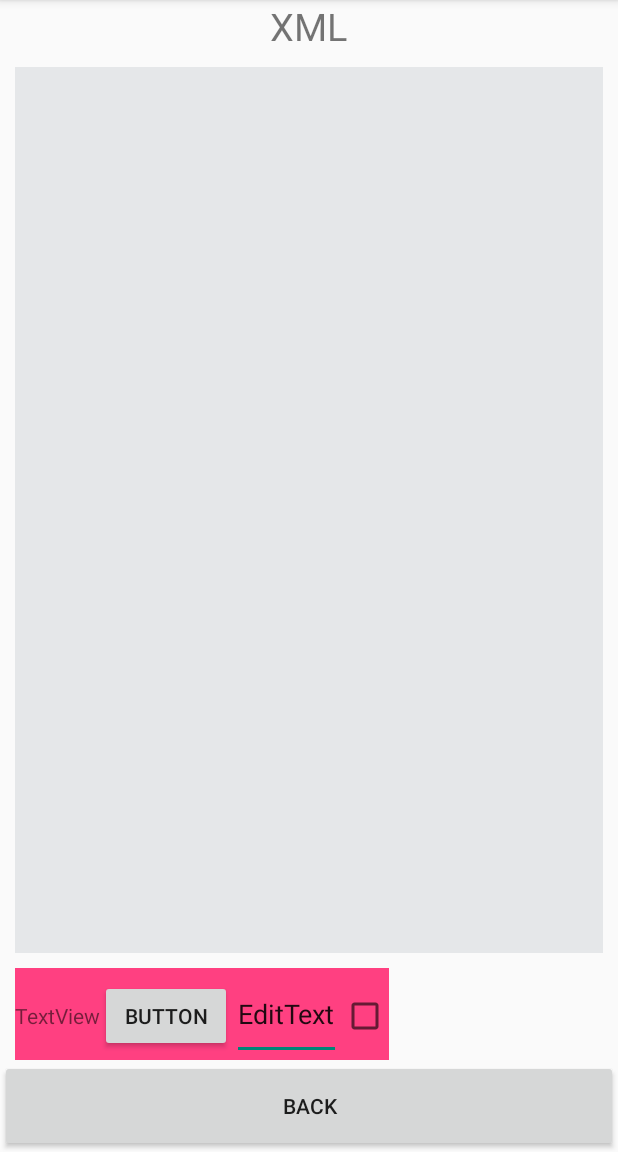
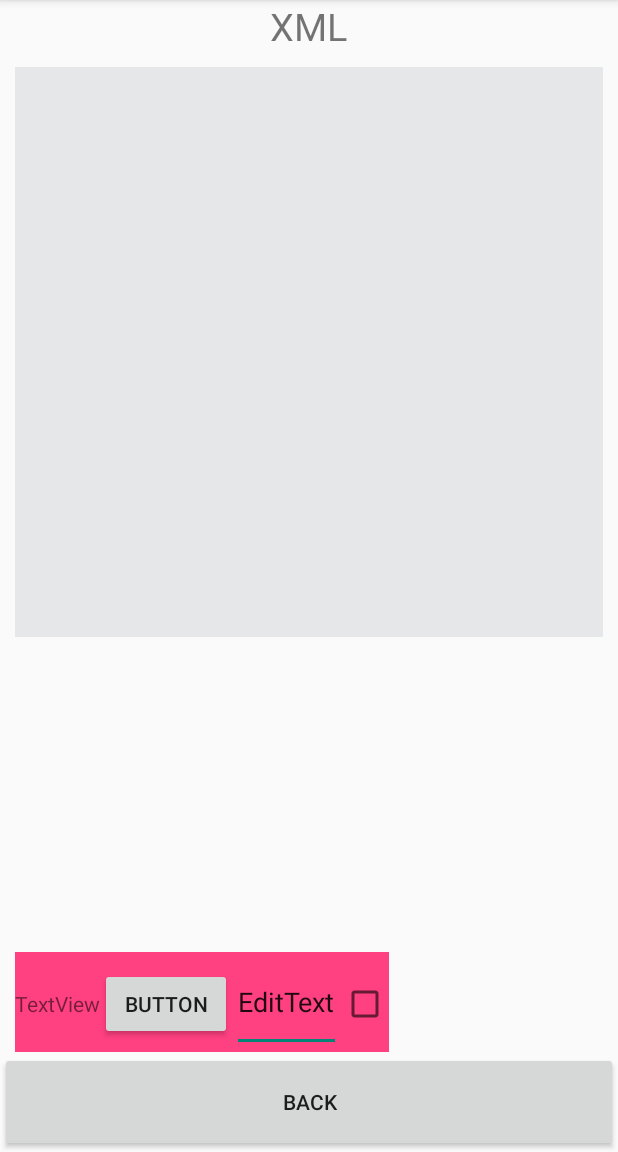
Before and after one commit to yxsoong/IS3261-Project, an Android app: the Lesson1Activity screen opened directly, with no data from a screen before it, on a phone screen of 412 x 824 dp, the part 84-1236 px from its top. Run offline under Robolectric (Android 15) with nearby library versions, the phone set to English and light mode, and no system bars.

Commit message:
a lot of edits

```diff
--- a/AndroidAcademy/app/src/main/java/com/yxsoong/project/androidacademy/Lesson1Activity.java
+++ b/AndroidAcademy/app/src/main/java/com/yxsoong/project/androidacademy/Lesson1Activity.java
@@ -7,12 +7,9 @@ import android.app.FragmentTransaction;
 import android.net.Uri;
 import android.os.Bundle;
 import android.view.View;
-import android.widget.TextView;
 
 public class Lesson1Activity extends Activity implements XMLFragment.OnFragmentInteractionListener, PaletteFragment.OnFragmentInteractionListener{
-    View paletteFragment;
-    View.OnDragListener dragListenerPalette;
-    TextView textView;
+
     @Override
     protected void onCreate(Bundle savedInstanceState) {
         super.onCreate(savedInstanceState);
@@ -25,11 +22,6 @@ public class Lesson1Activity extends Activity implements XMLFragment.OnFragmentI
         Fragment xmlFragment = new XMLFragment();
         fragmentTransaction.add(R.id.xmlFrameLayout, xmlFragment);
         fragmentTransaction.commit();
-
-        textView = findViewById(R.id.headerXML);
-
-        //textView.setOnDragListener(dragListener);
-
 
     }
 
--- a/AndroidAcademy/app/src/main/res/layout/activity_lesson1.xml
+++ b/AndroidAcademy/app/src/main/res/layout/activity_lesson1.xml
@@ -19,7 +19,18 @@
         android:id="@+id/xmlFrameLayout"
         android:layout_width="match_parent"
         android:layout_height="0dp"
-        android:layout_weight="10"></FrameLayout>
+        android:layout_weight="6"></FrameLayout>
+
+    <ScrollView
+        android:layout_width="match_parent"
+        android:layout_height="0dp"
+        android:layout_weight="3">
+        <LinearLayout
+            android:layout_width="match_parent"
+            android:layout_height="match_parent">
+
+        </LinearLayout>
+    </ScrollView>
 
     <HorizontalScrollView
         android:layout_width="match_parent"
```
